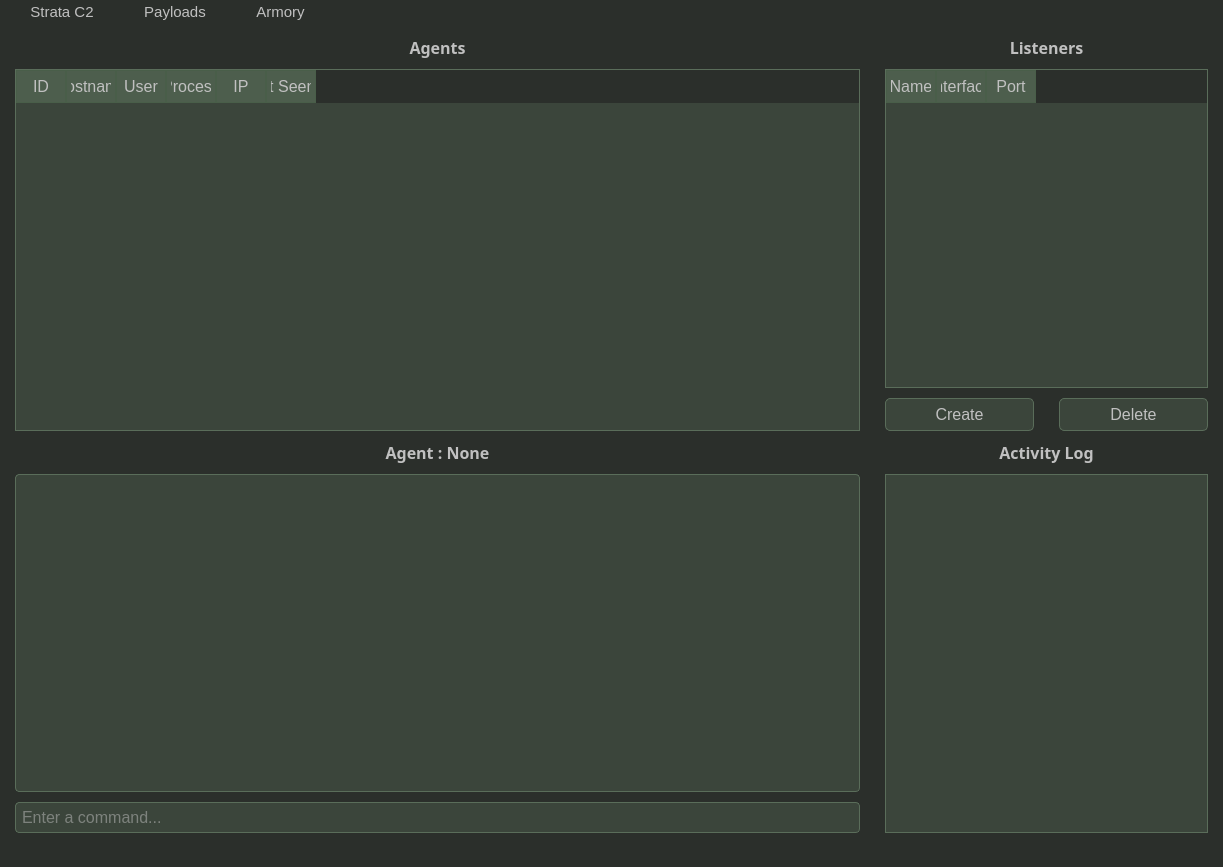
Before: the Qt Designer form windows/teamserverwindow.ui in 2ptr/StrataC2, drawn with Qt 5.
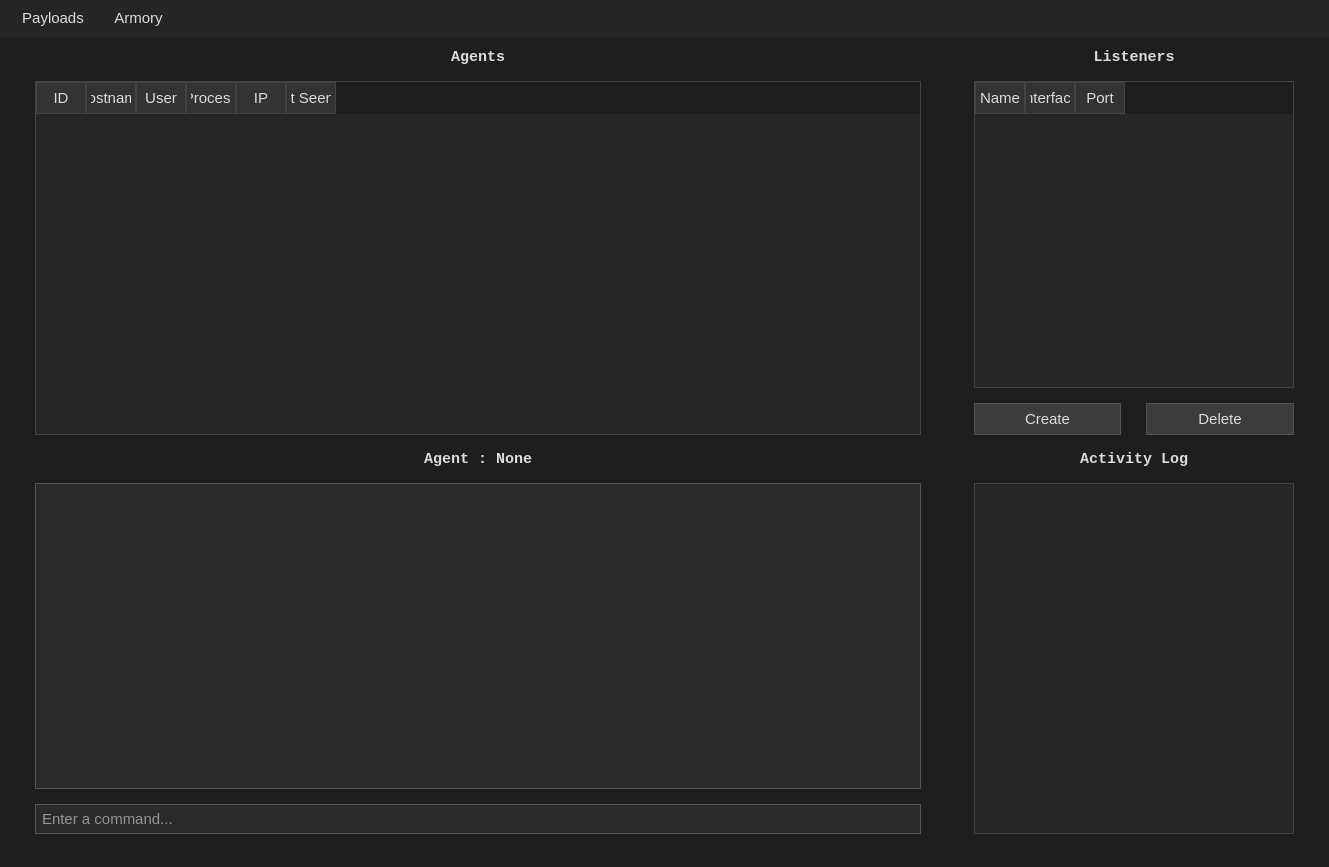
After: the same form once the commit is applied. Custom widgets are drawn as their Qt base class.

Patch:
```diff
--- a/windows/teamserverwindow.ui
+++ b/windows/teamserverwindow.ui
@@ -6,7 +6,7 @@
    <rect>
     <x>0</x>
     <y>0</y>
-    <width>1223</width>
+    <width>1329</width>
     <height>867</height>
    </rect>
   </property>
@@ -16,37 +16,30 @@
   <property name="styleSheet">
    <string notr="true">/* === Global Base === */
 * {
-    font-family: &quot;Fira Code&quot;, &quot;Consolas&quot;, monospace;
-    font-size: 12pt;
-    color: #c0c0c0;
+    font-family: &quot;Consolas&quot;, &quot;JetBrains Mono&quot;, &quot;monospace&quot;;
+    font-size: 11pt;
+    color: #dcdcdc;
+    background: none;
 }
 
-/* === Main Window Gradient === */
-QMainWindow {
-    background: qlineargradient(x1:0, y1:0, x2:0, y2:1,
-                                stop:0 #2a2f2a, stop:1 #303d30);
-}
-
-/* === QWidget default === */
-QWidget {
-    background-color: #2b2f2b;
+/* === Main Background === */
+QMainWindow, QWidget {
+    background-color: #1e1e1e;
     border: none;
 }
 
 /* === QMenuBar === */
 QMenuBar {
-    background-color: #2b2f2b;
-    color: #c0c0c0;
-    font-size: 11pt;
-    padding: 2px;
+    background-color: #252526;
+    color: #dcdcdc;
+    padding: 4px;
 }
 QMenuBar::item {
-    padding: 2px 22px;
-    font-size: 11pt;
+    padding: 6px 12px;
 }
 QMenuBar::item:selected {
-    background-color: #4d5e4d;
-    color: #ffffff;
+    background-color: #007acc;
+    color: white;
 }
 
 /* === QMenu === */
@@ -61,10 +54,10 @@
 
 /* === QPushButton === */
 QPushButton {
-    background-color: #3b453b;
-    border: 1px solid #5a6d5a;
-    border-radius: 5px;
+    background-color: #3c3c3c;
+    border: 1px solid #555;
     padding: 6px 12px;
+    color: #dcdcdc;
 }
 QPushButton:hover {
     background-color: #4d5e4d;
@@ -74,156 +67,198 @@
     border-color: #78a378;
 }
 QPushButton:disabled {
-    background-color: #4d5e4d;
-    color: #888;
+    background-color: #2a2a2a;
+    color: #777;
     border-color: #444;
 }
 
 /* === QLineEdit / QTextEdit === */
 QLineEdit, QTextEdit {
-    background-color: #3b453b;
-    border: 1px solid #5a6d5a;
-    border-radius: 4px;
+    background-color: #2a2a2a;
+    border: 1px solid #555;
+    color: #ffffff;
+    selection-background-color: #007acc;
+    selection-color: #ffffff;
     padding: 4px;
-    selection-background-color: #5a6d5a;
-    selection-color: #000;
 }
 
-/* === QTableWidget === */
-QTableWidget {
-    background-color: #3b453b;
-    border: 1px solid #5a6d5a;
-    gridline-color: #495e49;
-    selection-background-color: #5a6d5a;
-    selection-color: #000;
+/* === QPlainTextEdit (e.g., console output) === */
+QPlainTextEdit {
+    background-color: #2a2a2a;
+    border: 1px solid #555;
+    color: #ffffff;
+    selection-background-color: #007acc;
+    selection-color: #ffffff;
+}
+
+/* === QTableWidget / QTableView === */
+QTableWidget, QTableView {
+    background-color: #262626;
+    color: #ffffff;
+    border: 1px solid #444;
+    gridline-color: #666;
+    selection-background-color: #007acc;
+    selection-color: #ffffff;
+    alternate-background-color: #1e1e1e;
 }
 QHeaderView::section {
-    background-color: #4d5e4d;
-    color: #c0c0c0;
-    border: 1px solid #495e49;
+    background-color: #333;
+    color: #dcdcdc;
+    border: 1px solid #444;
     padding: 4px;
 }
-QTableCornerButton::section {
-    background: #4d5e4d;
-    border: 1px solid #495e49;
+
+/* === QListWidget / QListView === */
+QListWidget, QListView {
+    background-color: #262626;
+    border: 1px solid #444;
+    color: #ffffff;
+}
+QListWidget::item:selected, QListView::item:selected {
+    background-color: #007acc;
+    color: #ffffff;
 }
 
 /* === QTabWidget === */
 QTabWidget::pane {
-    border: 2px solid #5a6d5a;
+    border: 1px solid #3c3c3c;
+    padding: 4px;
 }
 QTabBar::tab {
-    background: #3a453a;
-    border: 1px solid #4d5e4d;
-    padding: 6px 14px;
-    border-top-left-radius: 4px;
-    border-top-right-radius: 4px;
+    background-color: #2d2d30;
+    color: #dcdcdc;
+    padding: 6px 12px;
+    border: 1px solid #3c3c3c;
+    border-bottom: none;
 }
 QTabBar::tab:selected {
-    background: #5a6d5a;
+    background-color: #1e1e1e;
+    color: white;
+    border: 1px solid #007acc;
+    border-bottom: none;
+}
+QTabBar::tab:hover {
+    background-color: #383838;
+}
+
+/* === QToolBar === */
+QToolBar {
+    background-color: #2d2d30;
+    border-bottom: 1px solid #3c3c3c;
+    spacing: 6px;
+}
+QToolButton {
+    background-color: #2d2d30;
+    border: none;
+    padding: 6px;
+    margin: 2px;
+    color: #dcdcdc;
+}
+QToolButton:hover {
+    background-color: #3a3a3a;
+}
+QToolButton:pressed {
+    background-color: #007acc;
     color: #ffffff;
-    font-weight: bold;
-    border: 1px solid #78a378;
 }
 
 /* === QScrollBar === */
 QScrollBar:vertical, QScrollBar:horizontal {
-    background: #2a2f2a;
+    background: #1e1e1e;
     border: none;
+    margin: 0px;
     width: 12px;
+    height: 12px;
 }
-QScrollBar::handle {
-    background: #5a6d5a;
+QScrollBar::handle:vertical, QScrollBar::handle:horizontal {
+    background: #555;
+    min-height: 20px;
+    min-width: 20px;
     border-radius: 6px;
 }
 QScrollBar::handle:hover {
     background: #78a378;
 }
 QScrollBar::add-line, QScrollBar::sub-line {
+    height: 0px;
+    width: 0px;
+}
+QScrollBar::add-page, QScrollBar::sub-page {
     background: none;
-    border: none;
+}
+
+/* === QCheckBox === */
+QCheckBox {
+    color: #dcdcdc;
+}
+QCheckBox::indicator {
+    width: 14px;
+    height: 14px;
+}
+QCheckBox::indicator:unchecked {
+    border: 1px solid #555;
+    background-color: #2a2a2a;
+}
+QCheckBox::indicator:checked {
+    background-color: #007acc;
+    border: 1px solid #007acc;
 }
 
 /* === QComboBox === */
 QComboBox {
-    background-color: #3b453b;
-    border: 1px solid #5a6d5a;
-    border-radius: 4px;
+    background-color: #2a2a2a;
+    border: 1px solid #555;
     padding: 4px;
+    color: #ffffff;
+}
+QComboBox:hover {
+    border: 1px solid #007acc;
 }
 QComboBox::drop-down {
-    border-left: 1px solid #495e49;
-    background: #4d5e4d;
-}
-QComboBox QAbstractItemView {
-    background-color: #4d5e4d;
-    border: 1px solid #5a6d5a;
-    selection-background-color: #5a6d5a;
-    selection-color: #000;
-}
-
-/* === QListWidget / QTreeView === */
-QListWidget, QTreeView {
-    background-color: #3b453b;
-    border: 1px solid #5a6d5a;
-}
-QListWidget::item:selected, QTreeView::item:selected {
-    background-color: #5a6d5a;
-    color: #000;
-    font-weight: bold;
-}
-
-/* === QSpinBox === */
-QSpinBox {
-    background-color: #3b453b;
-    border: 1px solid #5a6d5a;
-    border-radius: 4px;
-    padding-right: 20px;
-    color: #c0c0c0;
-}
-QSpinBox::up-button, QSpinBox::down-button {
-    background-color: #3b453b;
-    border: 1px solid #5a6d5a;
-    width: 16px;
-    subcontrol-origin: border;
-}
-QSpinBox::up-button {
+    subcontrol-origin: padding;
     subcontrol-position: top right;
-    border-top-right-radius: 4px;
+    width: 20px;
+    border-left: 1px solid #555;
+    background-color: #2a2a2a;
 }
-QSpinBox::down-button {
-    subcontrol-position: bottom right;
-    border-bottom-right-radius: 4px;
+QComboBox QAbstractItemView {
+    background-color: #262626;
+    color: #ffffff;
+    selection-background-color: #007acc;
+    selection-color: #ffffff;
 }
 QSpinBox::up-button:hover, QSpinBox::down-button:hover {
     background-color: #4d5e4d;
 }
 
-/* === QLabel === */
-QLabel {
-    color: #c0c0c0;
+/* === QGroupBox === */
+QGroupBox {
+    border: 1px solid #3c3c3c;
+    margin-top: 20px;
 }
+QGroupBox::title {
+    subcontrol-origin: margin;
+    subcontrol-position: top left;
+    padding: 0 4px;
+    color: #dcdcdc;
+}
 
-/* === ToolTip === */
-QToolTip {
-    background-color: #5a6d5a;
-    color: #000;
-    border: 1px solid #78a378;
-    padding: 4px;
-    border-radius: 4px;
+Line{
+color:white;
+border: 1px solid #444;
 }
 </string>
   </property>
   <widget class="QWidget" name="centralwidget">
-   <layout class="QGridLayout" name="gridLayout" columnstretch="17,3,3">
+   <layout class="QGridLayout" name="gridLayout" columnstretch="18,3,3,3">
     <property name="leftMargin">
-     <number>15</number>
+     <number>35</number>
     </property>
     <property name="topMargin">
      <number>10</number>
     </property>
     <property name="rightMargin">
-     <number>15</number>
+     <number>35</number>
     </property>
     <property name="bottomMargin">
      <number>10</number>
@@ -232,122 +267,29 @@
      <number>25</number>
     </property>
     <property name="verticalSpacing">
-     <number>10</number>
+     <number>15</number>
     </property>
-    <item row="0" column="0">
-     <widget class="QLabel" name="label_2">
+    <item row="3" column="0">
+     <widget class="QLabel" name="agentLabel">
       <property name="font">
        <font>
-        <family>Fira Code</family>
-        <pointsize>12</pointsize>
+        <family>Consolas</family>
+        <pointsize>11</pointsize>
         <bold>true</bold>
        </font>
       </property>
-      <property name="text">
-       <string>Agents</string>
+      <property name="frameShadow">
+       <enum>QFrame::Shadow::Sunken</enum>
       </property>
-      <property name="alignment">
-       <set>Qt::AlignmentFlag::AlignCenter</set>
-      </property>
-     </widget>
-    </item>
-    <item row="0" column="1" colspan="2">
-     <widget class="QLabel" name="label_3">
-      <property name="font">
-       <font>
-        <family>Fira Code</family>
-        <pointsize>12</pointsize>
-        <bold>true</bold>
-       </font>
-      </property>
       <property name="text">
-       <string>Listeners</string>
+       <string>Agent : None</string>
       </property>
       <property name="alignment">
        <set>Qt::AlignmentFlag::AlignCenter</set>
       </property>
      </widget>
     </item>
-    <item row="1" column="0" rowspan="2">
-     <widget class="AgentTableWidget" name="agentTable">
-      <property name="horizontalScrollBarPolicy">
-       <enum>Qt::ScrollBarPolicy::ScrollBarAlwaysOff</enum>
-      </property>
-      <property name="editTriggers">
-       <set>QAbstractItemView::EditTrigger::NoEditTriggers</set>
-      </property>
-      <property name="tabKeyNavigation">
-       <bool>false</bool>
-      </property>
-      <property name="showDropIndicator" stdset="0">
-       <bool>false</bool>
-      </property>
-      <property name="dragDropOverwriteMode">
-       <bool>false</bool>
-      </property>
-      <property name="alternatingRowColors">
-       <bool>true</bool>
-      </property>
-      <property name="selectionMode">
-       <enum>QAbstractItemView::SelectionMode::SingleSelection</enum>
-      </property>
-      <property name="selectionBehavior">
-       <enum>QAbstractItemView::SelectionBehavior::SelectRows</enum>
-      </property>
-      <property name="showGrid">
-       <bool>true</bool>
-      </property>
-      <property name="gridStyle">
-       <enum>Qt::PenStyle::NoPen</enum>
-      </property>
-      <property name="rowCount">
-       <number>0</number>
-      </property>
-      <attribute name="horizontalHeaderCascadingSectionResizes">
-       <bool>true</bool>
-      </attribute>
-      <attribute name="horizontalHeaderDefaultSectionSize">
-       <number>50</number>
-      </attribute>
-      <attribute name="horizontalHeaderStretchLastSection">
-       <bool>false</bool>
-      </attribute>
-      <attribute name="verticalHeaderVisible">
-       <bool>false</bool>
-      </attribute>
-      <column>
-       <property name="text">
-        <string>ID</string>
-       </property>
-      </column>
-      <column>
-       <property name="text">
-        <string>Hostname</string>
-       </property>
-      </column>
-      <column>
-       <property name="text">
-        <string>User</string>
-       </property>
-      </column>
-      <column>
-       <property name="text">
-        <string>Process</string>
-       </property>
-      </column>
-      <column>
-       <property name="text">
-        <string>IP</string>
-       </property>
-      </column>
-      <column>
-       <property name="text">
-        <string>Last Seen (s)</string>
-       </property>
-      </column>
-     </widget>
-    </item>
-    <item row="1" column="1" colspan="2">
+    <item row="1" column="2" colspan="2">
      <widget class="ListenerTableWidget" name="listenersTable">
       <property name="horizontalScrollBarPolicy">
        <enum>Qt::ScrollBarPolicy::ScrollBarAlwaysOff</enum>
@@ -426,46 +368,108 @@
       </column>
      </widget>
     </item>
-    <item row="2" column="1">
-     <widget class="QPushButton" name="createListenerButton">
-      <property name="text">
-       <string>Create</string>
+    <item row="1" column="0" rowspan="2">
+     <widget class="AgentTableWidget" name="agentTable">
+      <property name="horizontalScrollBarPolicy">
+       <enum>Qt::ScrollBarPolicy::ScrollBarAlwaysOff</enum>
       </property>
-     </widget>
-    </item>
-    <item row="2" column="2">
-     <widget class="QPushButton" name="deleteListenerButton">
-      <property name="text">
-       <string>Delete</string>
+      <property name="editTriggers">
+       <set>QAbstractItemView::EditTrigger::NoEditTriggers</set>
       </property>
+      <property name="tabKeyNavigation">
+       <bool>false</bool>
+      </property>
+      <property name="showDropIndicator" stdset="0">
+       <bool>false</bool>
+      </property>
+      <property name="dragDropOverwriteMode">
+       <bool>false</bool>
+      </property>
+      <property name="alternatingRowColors">
+       <bool>true</bool>
+      </property>
+      <property name="selectionMode">
+       <enum>QAbstractItemView::SelectionMode::SingleSelection</enum>
+      </property>
+      <property name="selectionBehavior">
+       <enum>QAbstractItemView::SelectionBehavior::SelectRows</enum>
+      </property>
+      <property name="showGrid">
+       <bool>true</bool>
+      </property>
+      <property name="gridStyle">
+       <enum>Qt::PenStyle::NoPen</enum>
+      </property>
+      <property name="rowCount">
+       <number>0</number>
+      </property>
+      <attribute name="horizontalHeaderCascadingSectionResizes">
+       <bool>true</bool>
+      </attribute>
+      <attribute name="horizontalHeaderDefaultSectionSize">
+       <number>50</number>
+      </attribute>
+      <attribute name="horizontalHeaderStretchLastSection">
+       <bool>false</bool>
+      </attribute>
+      <attribute name="verticalHeaderVisible">
+       <bool>false</bool>
+      </attribute>
+      <column>
+       <property name="text">
+        <string>ID</string>
+       </property>
+      </column>
+      <column>
+       <property name="text">
+        <string>Hostname</string>
+       </property>
+      </column>
+      <column>
+       <property name="text">
+        <string>User</string>
+       </property>
+      </column>
+      <column>
+       <property name="text">
+        <string>Process</string>
+       </property>
+      </column>
+      <column>
+       <property name="text">
+        <string>IP</string>
+       </property>
+      </column>
+      <column>
+       <property name="text">
+        <string>Last Seen (s)</string>
+       </property>
+      </column>
      </widget>
     </item>
-    <item row="3" column="0">
-     <widget class="QLabel" name="agentLabel">
+    <item row="0" column="0">
+     <widget class="QLabel" name="label_2">
       <property name="font">
        <font>
-        <family>Fira Code</family>
-        <pointsize>12</pointsize>
+        <family>Consolas</family>
+        <pointsize>11</pointsize>
         <bold>true</bold>
        </font>
       </property>
-      <property name="frameShadow">
-       <enum>QFrame::Shadow::Sunken</enum>
-      </property>
       <property name="text">
-       <string>Agent : None</string>
+       <string>Agents</string>
       </property>
       <property name="alignment">
        <set>Qt::AlignmentFlag::AlignCenter</set>
       </property>
      </widget>
     </item>
-    <item row="3" column="1" colspan="2">
+    <item row="3" column="2" colspan="2">
      <widget class="QLabel" name="label_4">
       <property name="font">
        <font>
-        <family>Fira Code</family>
-        <pointsize>12</pointsize>
+        <family>Consolas</family>
+        <pointsize>11</pointsize>
         <bold>true</bold>
        </font>
       </property>
@@ -477,21 +481,31 @@
       </property>
      </widget>
     </item>
-    <item row="4" column="0">
-     <widget class="QTextEdit" name="cmdsTextEdit">
-      <property name="html">
-       <string>&lt;!DOCTYPE HTML PUBLIC &quot;-//W3C//DTD HTML 4.0//EN&quot; &quot;http://www.w3.org/TR/REC-html40/strict.dtd&quot;&gt;
-&lt;html&gt;&lt;head&gt;&lt;meta name=&quot;qrichtext&quot; content=&quot;1&quot; /&gt;&lt;meta charset=&quot;utf-8&quot; /&gt;&lt;style type=&quot;text/css&quot;&gt;
-p, li { white-space: pre-wrap; }
-hr { height: 1px; border-width: 0; }
-li.unchecked::marker { content: &quot;\2610&quot;; }
-li.checked::marker { content: &quot;\2612&quot;; }
-&lt;/style&gt;&lt;/head&gt;&lt;body style=&quot; font-family:'Fira Code','Consolas','monospace'; font-size:12pt; font-weight:400; font-style:normal;&quot;&gt;
-&lt;p style=&quot;-qt-paragraph-type:empty; margin-top:0px; margin-bottom:0px; margin-left:0px; margin-right:0px; -qt-block-indent:0; text-indent:0px; font-family:'Fira Code','Consolas','Courier New','monospace'; font-size:10pt;&quot;&gt;&lt;br /&gt;&lt;/p&gt;&lt;/body&gt;&lt;/html&gt;</string>
+    <item row="0" column="2" colspan="2">
+     <widget class="QLabel" name="label_3">
+      <property name="font">
+       <font>
+        <family>Consolas</family>
+        <pointsize>11</pointsize>
+        <bold>true</bold>
+       </font>
       </property>
+      <property name="text">
+       <string>Listeners</string>
+      </property>
+      <property name="alignment">
+       <set>Qt::AlignmentFlag::AlignCenter</set>
+      </property>
      </widget>
     </item>
-    <item row="4" column="1" rowspan="2" colspan="2">
+    <item row="2" column="2">
+     <widget class="QPushButton" name="createListenerButton">
+      <property name="text">
+       <string>Create</string>
+      </property>
+     </widget>
+    </item>
+    <item row="4" column="2" rowspan="2" colspan="2">
      <widget class="QListWidget" name="activityList">
       <property name="isWrapping" stdset="0">
        <bool>false</bool>
@@ -514,6 +528,34 @@
       </property>
      </widget>
     </item>
+    <item row="4" column="0">
+     <widget class="QTextEdit" name="cmdsTextEdit">
+      <property name="html">
+       <string>&lt;!DOCTYPE HTML PUBLIC &quot;-//W3C//DTD HTML 4.0//EN&quot; &quot;http://www.w3.org/TR/REC-html40/strict.dtd&quot;&gt;
+&lt;html&gt;&lt;head&gt;&lt;meta name=&quot;qrichtext&quot; content=&quot;1&quot; /&gt;&lt;meta charset=&quot;utf-8&quot; /&gt;&lt;style type=&quot;text/css&quot;&gt;
+p, li { white-space: pre-wrap; }
+hr { height: 1px; border-width: 0; }
+li.unchecked::marker { content: &quot;\2610&quot;; }
+li.checked::marker { content: &quot;\2612&quot;; }
+&lt;/style&gt;&lt;/head&gt;&lt;body style=&quot; font-family:'Consolas','JetBrains Mono','monospace'; font-size:11pt; font-weight:400; font-style:normal;&quot;&gt;
+&lt;p style=&quot;-qt-paragraph-type:empty; margin-top:0px; margin-bottom:0px; margin-left:0px; margin-right:0px; -qt-block-indent:0; text-indent:0px; font-family:'Fira Code','Consolas','Courier New','monospace'; font-size:10pt;&quot;&gt;&lt;br /&gt;&lt;/p&gt;&lt;/body&gt;&lt;/html&gt;</string>
+      </property>
+     </widget>
+    </item>
+    <item row="2" column="3">
+     <widget class="QPushButton" name="deleteListenerButton">
+      <property name="text">
+       <string>Delete</string>
+      </property>
+     </widget>
+    </item>
+    <item row="1" column="1" rowspan="5">
+     <widget class="Line" name="line">
+      <property name="orientation">
+       <enum>Qt::Orientation::Vertical</enum>
+      </property>
+     </widget>
+    </item>
    </layout>
   </widget>
   <widget class="QStatusBar" name="statusbar"/>
@@ -522,21 +564,13 @@
     <rect>
      <x>0</x>
      <y>0</y>
-     <width>1223</width>
-     <height>27</height>
+     <width>1329</width>
+     <height>39</height>
     </rect>
    </property>
    <property name="defaultUp">
     <bool>false</bool>
    </property>
-   <widget class="QMenu" name="menu_Strata_C2">
-    <property name="acceptDrops">
-     <bool>false</bool>
-    </property>
-    <property name="title">
-     <string>Strata C2</string>
-    </property>
-   </widget>
    <widget class="QMenu" name="menuPayloads">
     <property name="title">
      <string>Payloads</string>
@@ -549,7 +583,6 @@
     </property>
     <addaction name="actionImport_Assembly"/>
    </widget>
-   <addaction name="menu_Strata_C2"/>
    <addaction name="menuPayloads"/>
    <addaction name="menuArmory"/>
   </widget>
```
Left out of the diff: 21 changed lines with no effect on the pictures.
